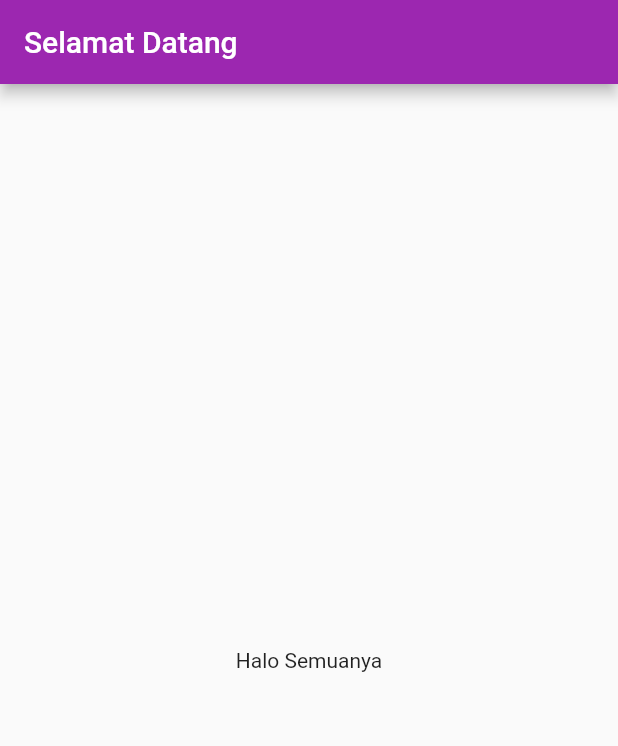
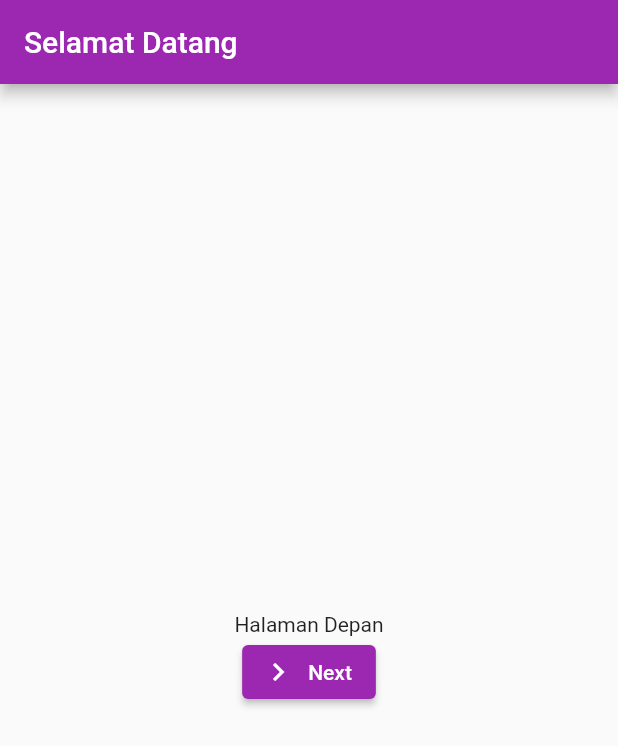
Before and after one commit to dianprawira/flutter_starter, a Flutter app: the screen it shows after launch, on a phone screen of 412 x 824 dp. Shown: the top 746 px of the screen. Run offline on Flutter 3.47's test engine with Material 2 defaults, Android fonts, the phone set to English and light mode, and no system bars.

Commit message:
membuat navigasi sederhana

```diff
--- a/lib/ui/my_home_page.dart
+++ b/lib/ui/my_home_page.dart
@@ -1,4 +1,5 @@
 import 'package:flutter/material.dart';
+import 'package:flutter_starter/ui/second_page.dart';
 
 class MyHomePage extends StatelessWidget {
   const MyHomePage({super.key, required this.title});
@@ -10,8 +11,22 @@ class MyHomePage extends StatelessWidget {
       appBar: AppBar(
         title: Text(title),
       ),
-      body: const Center(
-        child: Text('Halo Semuanya'),
+      body: Center(
+        child: Column(
+          mainAxisAlignment: MainAxisAlignment.center,
+          children: [
+            const Text('Halaman Depan'),
+            ElevatedButton.icon(
+                onPressed: () {
+                  Navigator.push(
+                    context,
+                    MaterialPageRoute(builder: (context) => const SecondPage()),
+                  );
+                },
+                icon: const Icon(Icons.navigate_next),
+                label: const Text('Next'))
+          ],
+        ),
       ),
     );
   }
```
Also changed, not shown: lib/ui/second_page.dart (added, +26 -0 lines).
